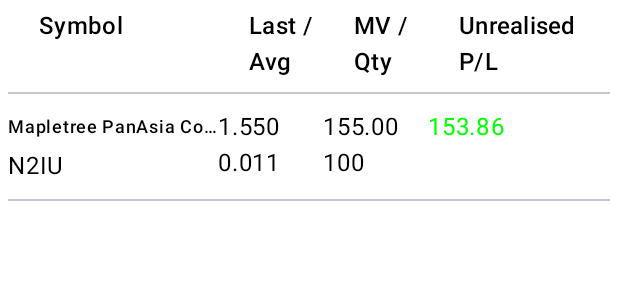
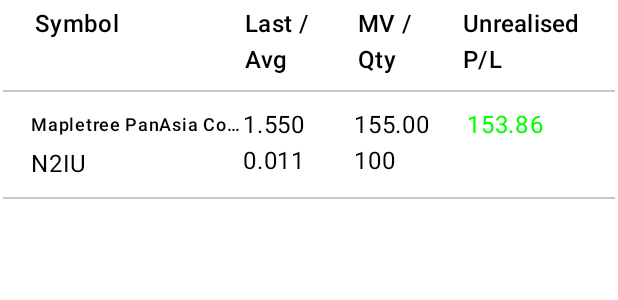
Before and after one commit to PohAnson/StockPortfolio, an Android app built with Jetpack Compose: the @Preview function PortfolioTablePreview, on a phone screen of 412 x 824 dp. Shown: the top 300 px of the screen. Run offline under Robolectric (Android 15) with nearby library versions, the phone set to English and light mode, and no system bars; network calls fail.

Commit message:
Patch: Improve UX
+ Adjusting TransactionTable to fit the date in a single line
+ Changing API for getting the unrealised P/L data
+ Introduced non-blocking fetching of the current price

```diff
--- a/OwlioApp/app/src/main/java/com/example/owlio/ui/screen/portfolio/PortfolioTable.kt
+++ b/OwlioApp/app/src/main/java/com/example/owlio/ui/screen/portfolio/PortfolioTable.kt
@@ -29,7 +29,7 @@ fun PortfolioTable(portfolioRowDataList: List<PortfolioRowData>, modifier: Modif
     fun cellWidth(index: Int): Dp {
         return when (index) {
             0 -> 140.dp
-            1 -> 70.dp
+            1 -> 75.dp
             2 -> 70.dp
             3 -> 80.dp
             else -> 0.dp
@@ -42,7 +42,8 @@ fun PortfolioTable(portfolioRowDataList: List<PortfolioRowData>, modifier: Modif
     Column(
         modifier
             .fillMaxSize()
-            .padding(5.dp), horizontalAlignment = Alignment.CenterHorizontally
+            .padding(2.dp, 4.dp),
+        horizontalAlignment = Alignment.CenterHorizontally,
     ) {
         Row(
             modifier = Modifier.padding(
@@ -58,7 +59,7 @@ fun PortfolioTable(portfolioRowDataList: List<PortfolioRowData>, modifier: Modif
             }
         }
         Divider(Modifier.padding(top = 8.dp))
-        LazyColumn {
+        LazyColumn(horizontalAlignment = Alignment.CenterHorizontally) {
             items(portfolioRowDataList, key = { it.stockCode }) {
                 PortfolioRow(it, cellWidth = ::cellWidth)
                 Divider()
@@ -90,7 +91,9 @@ fun PortfolioRow(portfolioRowData: PortfolioRowData, cellWidth: (Int) -> Dp) {
 
         // Last/Avg Price
         Column(
-            modifier = Modifier.width(cellWidth(1)),
+            modifier = Modifier
+                .width(cellWidth(1))
+                .padding(1.dp, 0.dp),
         ) {
             // Last
             if (portfolioRowData.lastPrice < 0)
@@ -128,7 +131,7 @@ fun PortfolioRow(portfolioRowData: PortfolioRowData, cellWidth: (Int) -> Dp) {
 
         // Unrealised P/L
         if (portfolioRowData.lastPrice < 0)
-            Text("--", color = Color.Gray)
+            Text("--", color = Color.Gray, modifier = Modifier.width(cellWidth(3)))
         else
             Text(
                 "%.2f".format(portfolioRowData.unrealisedPnl),
```
Also changed, not shown: OwlioApp/app/src/main/java/com/example/owlio/OwlioComponent.kt (+13 -2 lines), OwlioApp/app/src/main/java/com/example/owlio/data/StockInfoRepo.kt (+15 -16 lines), OwlioApp/app/src/main/java/com/example/owlio/networkapi/StockPriceApiService.kt (added, +24 -0 lines), OwlioApp/app/src/main/java/com/example/owlio/ui/screen/portfolio/PortfolioViewModel.kt (+12 -4 lines), OwlioApp/app/src/main/java/com/example/owlio/ui/screen/transaction/TransactionTable.kt (+5 -5 lines).
